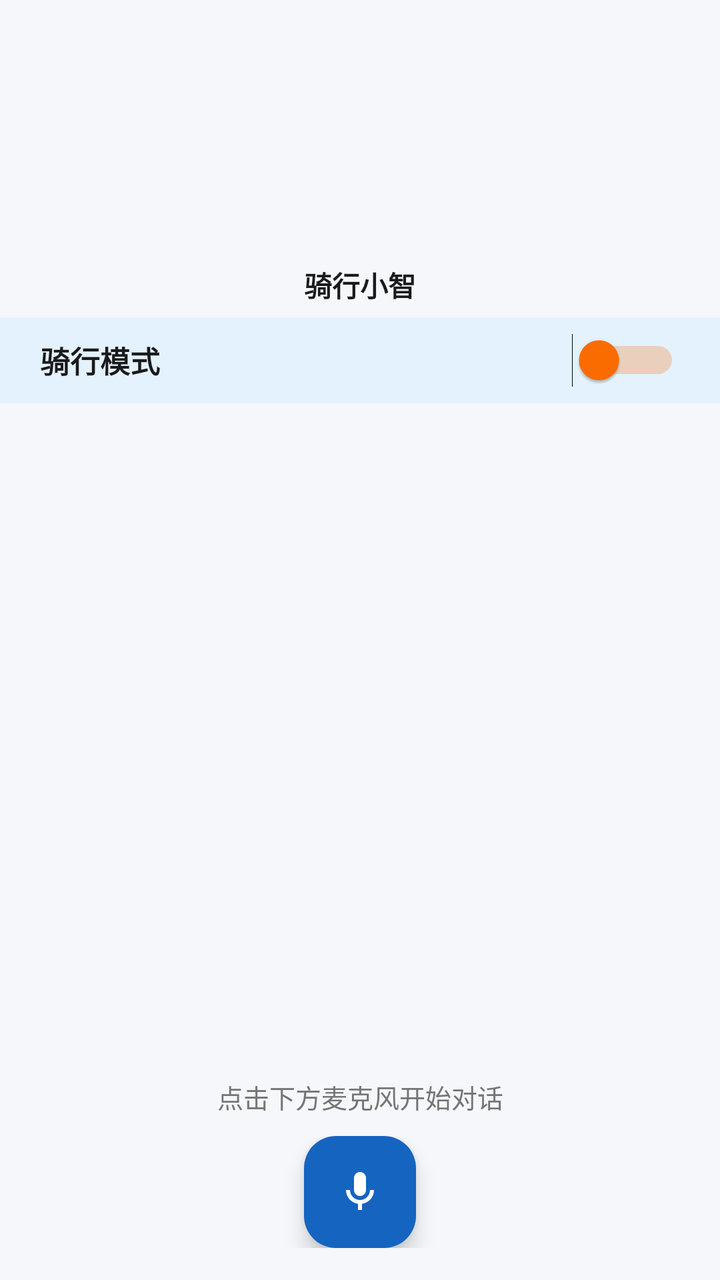
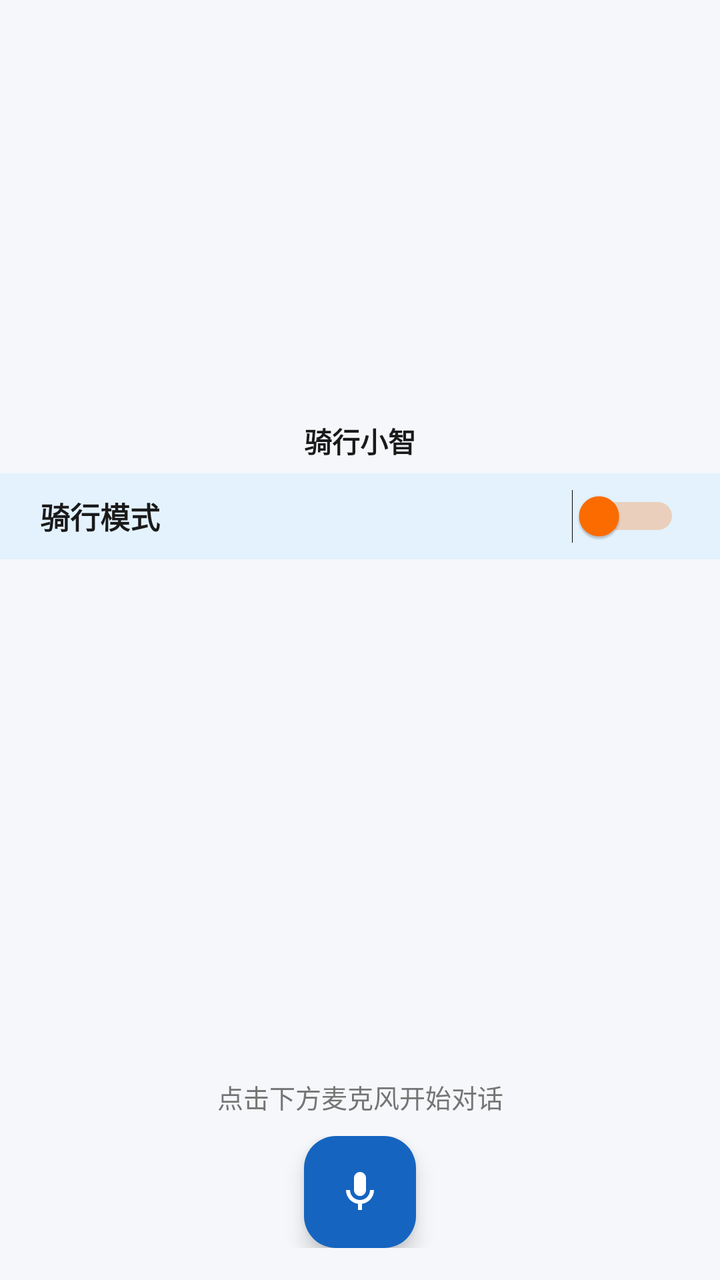

Screens rendered from an Android XML layout before and after an edit, with the pre-edit source and the edit as a unified diff.
<!-- AndroidManifest.xml: application theme Theme.RidingCompanion -->
<!-- res/layout/fragment_chat.xml -->
<?xml version="1.0" encoding="utf-8"?>
<LinearLayout xmlns:android="http://schemas.android.com/apk/res/android"
    xmlns:app="http://schemas.android.com/apk/res-auto"
    android:layout_width="match_parent"
    android:layout_height="match_parent"
    android:orientation="vertical"
    android:background="@color/bg">

    
    <FrameLayout
        android:layout_width="match_parent"
        android:layout_height="wrap_content"
        android:paddingTop="14dp"
        android:paddingBottom="2dp"
        android:clipChildren="false">

        <View
            android:id="@+id/avatarGlow"
            android:layout_width="116dp"
            android:layout_height="116dp"
            android:layout_gravity="center"
            android:background="@drawable/bg_avatar_glow"
            android:alpha="0" />

        <ImageView
            android:id="@+id/avatarImg"
            android:layout_width="104dp"
            android:layout_height="104dp"
            android:layout_gravity="center"
            android:src="@drawable/avatar"
            android:contentDescription="虚拟形象" />

        <LinearLayout
            android:id="@+id/avatarWave"
            android:layout_width="wrap_content"
            android:layout_height="18dp"
            android:layout_gravity="center_horizontal|bottom"
            android:orientation="horizontal"
            android:gravity="center_vertical"
            android:visibility="gone">

            <View android:id="@+id/wave1" android:layout_width="3dp" android:layout_height="6dp"  android:layout_marginHorizontal="1.5dp" android:background="@drawable/bg_wave_bar" />
            <View android:id="@+id/wave2" android:layout_width="3dp" android:layout_height="10dp" android:layout_marginHorizontal="1.5dp" android:background="@drawable/bg_wave_bar" />
            <View android:id="@+id/wave3" android:layout_width="3dp" android:layout_height="14dp" android:layout_marginHorizontal="1.5dp" android:background="@drawable/bg_wave_bar" />
            <View android:id="@+id/wave4" android:layout_width="3dp" android:layout_height="10dp" android:layout_marginHorizontal="1.5dp" android:background="@drawable/bg_wave_bar" />
            <View android:id="@+id/wave5" android:layout_width="3dp" android:layout_height="6dp"  android:layout_marginHorizontal="1.5dp" android:background="@drawable/bg_wave_bar" />
        </LinearLayout>
    </FrameLayout>

    <TextView
        android:id="@+id/avatarName"
        android:layout_width="match_parent"
        android:layout_height="wrap_content"
        android:gravity="center"
        android:text="骑行小智"
        android:textSize="14sp"
        android:textStyle="bold"
        android:textColor="@color/text_primary"
        android:paddingBottom="6dp" />

    
    <LinearLayout
        android:layout_width="match_parent"
        android:layout_height="wrap_content"
        android:orientation="horizontal"
        android:gravity="center_vertical"
        android:paddingHorizontal="20dp"
        android:paddingVertical="8dp"
        android:background="#E3F2FD">

        <TextView
            android:layout_width="0dp"
            android:layout_height="wrap_content"
            android:layout_weight="1"
            android:text="@string/cycling_label"
            android:textSize="15sp"
            android:textColor="@color/text_primary"
            android:textStyle="bold" />

        <Switch
            android:id="@+id/cyclingSwitch"
            android:layout_width="wrap_content"
            android:layout_height="wrap_content"
            android:thumbTint="@color/cycling_accent"
            android:trackTint="@color/cycling_accent" />
    </LinearLayout>

    <androidx.recyclerview.widget.RecyclerView
        android:id="@+id/chatList"
        android:layout_width="match_parent"
        android:layout_height="0dp"
        android:layout_weight="1"
        android:clipToPadding="false"
        android:paddingHorizontal="12dp"
        android:paddingVertical="8dp" />

    <TextView
        android:id="@+id/statusText"
        android:layout_width="match_parent"
        android:layout_height="wrap_content"
        android:gravity="center"
        android:paddingVertical="6dp"
        android:text="@string/status_idle"
        android:textColor="@color/text_secondary"
        android:textSize="13sp" />

    <FrameLayout
        android:layout_width="match_parent"
        android:layout_height="wrap_content"
        android:paddingBottom="16dp"
        android:paddingTop="4dp">

        <com.google.android.material.floatingactionbutton.FloatingActionButton
            android:id="@+id/micButton"
            android:layout_width="wrap_content"
            android:layout_height="wrap_content"
            android:layout_gravity="center_horizontal"
            android:contentDescription="麦克风"
            app:srcCompat="@drawable/ic_mic"
            app:backgroundTint="@color/primary"
            app:tint="@color/white" />
    </FrameLayout>
</LinearLayout>
<!-- resources referenced by this layout -->
<resources>
  <color name="bg">#F5F7FA</color>
  <color name="cycling_accent">#FF6D00</color>
  <color name="primary">#1565C0</color>
  <color name="text_primary">#1A1A1A</color>
  <color name="text_secondary">#757575</color>
  <color name="white">#FFFFFF</color>
  <!-- drawable bg_avatar_glow (drawable) -->
  <?xml version="1.0" encoding="utf-8"?>
  <shape xmlns:android="http://schemas.android.com/apk/res/android"
      android:shape="oval">
      <gradient
          android:type="radial"
          android:gradientRadius="55dp"
          android:startColor="#667C4DFF"
          android:centerColor="#337C4DFF"
          android:endColor="#007C4DFF" />
  </shape>
  <!-- drawable bg_wave_bar (drawable) -->
  <?xml version="1.0" encoding="utf-8"?>
  <shape xmlns:android="http://schemas.android.com/apk/res/android"
      android:shape="rectangle">
      <solid android:color="#7C4DFF" />
      <corners android:radius="2dp" />
  </shape>
  <!-- drawable ic_mic (drawable) -->
  <?xml version="1.0" encoding="utf-8"?>
  <vector xmlns:android="http://schemas.android.com/apk/res/android"
      android:width="24dp" android:height="24dp"
      android:viewportWidth="24" android:viewportHeight="24">
      <path android:fillColor="#FFFFFF"
          android:pathData="M12,14c1.66,0 3,-1.34 3,-3V5c0,-1.66 -1.34,-3 -3,-3S9,3.34 9,5v6c0,1.66 1.34,3 3,3zM17,11c0,2.76 -2.24,5 -5,5s-5,-2.24 -5,-5H5c0,3.53 2.61,6.43 6,6.92V21h2v-3.08c3.39,-0.49 6,-3.39 6,-6.92h-2z" />
  </vector>
  <string name="cycling_label">骑行模式</string>
  <string name="status_idle">点击下方麦克风开始对话</string>
  <style name="Theme.RidingCompanion" parent="Theme.Material3.DayNight.NoActionBar">
          <item name="colorPrimary">@color/primary</item>
          <item name="colorPrimaryDark">@color/primary_dark</item>
          <item name="colorSecondary">@color/accent</item>
          <item name="android:statusBarColor">@color/primary_dark</item>
      </style>
  <color name="primary_dark">#0D47A1</color>
  <color name="accent">#00BFA5</color>
</resources>

<!-- the commit's change to res/layout/fragment_chat.xml (unified diff, before → after) -->
@@ -10,41 +10,41 @@
     <FrameLayout
         android:layout_width="match_parent"
         android:layout_height="wrap_content"
-        android:paddingTop="14dp"
+        android:paddingTop="8dp"
         android:paddingBottom="2dp"
         android:clipChildren="false">
 
         <View
             android:id="@+id/avatarGlow"
-            android:layout_width="116dp"
-            android:layout_height="116dp"
+            android:layout_width="200dp"
+            android:layout_height="200dp"
             android:layout_gravity="center"
             android:background="@drawable/bg_avatar_glow"
             android:alpha="0" />
 
-        <ImageView
-            android:id="@+id/avatarImg"
-            android:layout_width="104dp"
-            android:layout_height="104dp"
-            android:layout_gravity="center"
-            android:src="@drawable/avatar"
-            android:contentDescription="虚拟形象" />
+        <FrameLayout
+            android:id="@+id/avatarContainer"
+            android:layout_width="200dp"
+            android:layout_height="wrap_content"
+            android:layout_gravity="center">
 
-        <LinearLayout
-            android:id="@+id/avatarWave"
-            android:layout_width="wrap_content"
-            android:layout_height="18dp"
-            android:layout_gravity="center_horizontal|bottom"
-            android:orientation="horizontal"
-            android:gravity="center_vertical"
-            android:visibility="gone">
+            <ImageView
+                android:id="@+id/avatarClosed"
+                android:layout_width="match_parent"
+                android:layout_height="wrap_content"
+                android:adjustViewBounds="true"
+                android:src="@drawable/avatar_closed"
+                android:contentDescription="虚拟形象闭嘴" />
 
-            <View android:id="@+id/wave1" android:layout_width="3dp" android:layout_height="6dp"  android:layout_marginHorizontal="1.5dp" android:background="@drawable/bg_wave_bar" />
-            <View android:id="@+id/wave2" android:layout_width="3dp" android:layout_height="10dp" android:layout_marginHorizontal="1.5dp" android:background="@drawable/bg_wave_bar" />
-            <View android:id="@+id/wave3" android:layout_width="3dp" android:layout_height="14dp" android:layout_marginHorizontal="1.5dp" android:background="@drawable/bg_wave_bar" />
-            <View android:id="@+id/wave4" android:layout_width="3dp" android:layout_height="10dp" android:layout_marginHorizontal="1.5dp" android:background="@drawable/bg_wave_bar" />
-            <View android:id="@+id/wave5" android:layout_width="3dp" android:layout_height="6dp"  android:layout_marginHorizontal="1.5dp" android:background="@drawable/bg_wave_bar" />
-        </LinearLayout>
+            <ImageView
+                android:id="@+id/avatarOpen"
+                android:layout_width="match_parent"
+                android:layout_height="wrap_content"
+                android:adjustViewBounds="true"
+                android:alpha="0"
+                android:src="@drawable/avatar_open"
+                android:contentDescription="虚拟形象张嘴" />
+        </FrameLayout>
     </FrameLayout>
 
     <TextView
<!-- resource entries referenced after the edit -->
@@ -16,13 +16,6 @@
           android:startColor="#667C4DFF"
           android:centerColor="#337C4DFF"
           android:endColor="#007C4DFF" />
-  </shape>
-  <!-- drawable bg_wave_bar (drawable) -->
-  <?xml version="1.0" encoding="utf-8"?>
-  <shape xmlns:android="http://schemas.android.com/apk/res/android"
-      android:shape="rectangle">
-      <solid android:color="#7C4DFF" />
-      <corners android:radius="2dp" />
   </shape>
   <!-- drawable ic_mic (drawable) -->
   <?xml version="1.0" encoding="utf-8"?>
